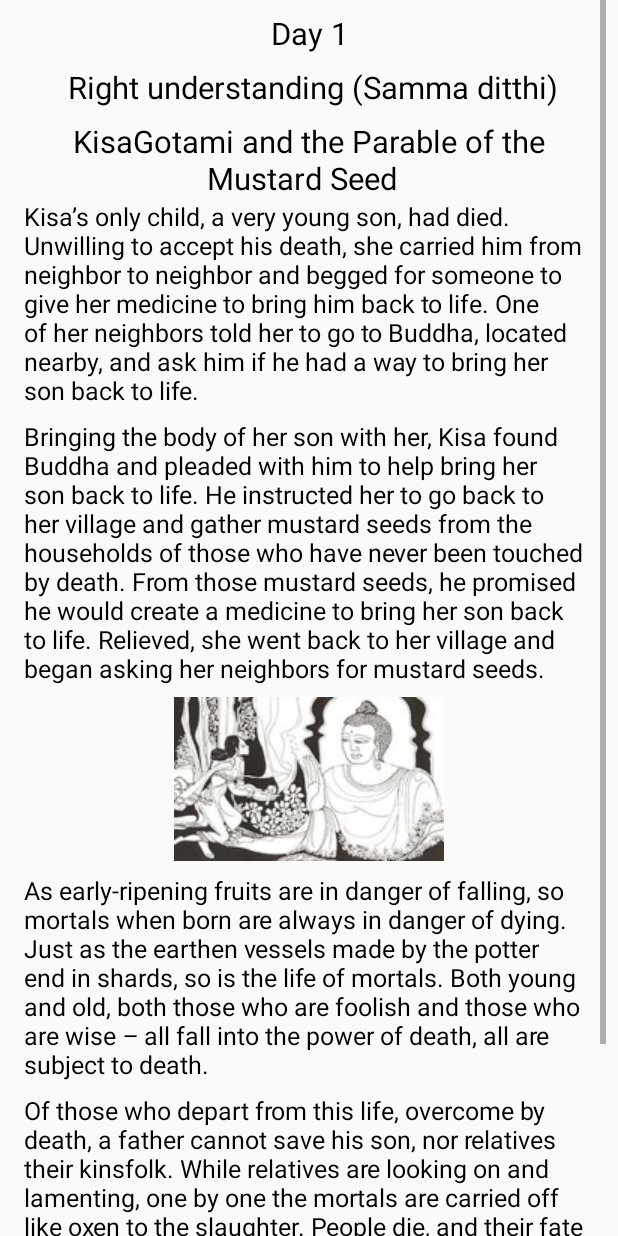
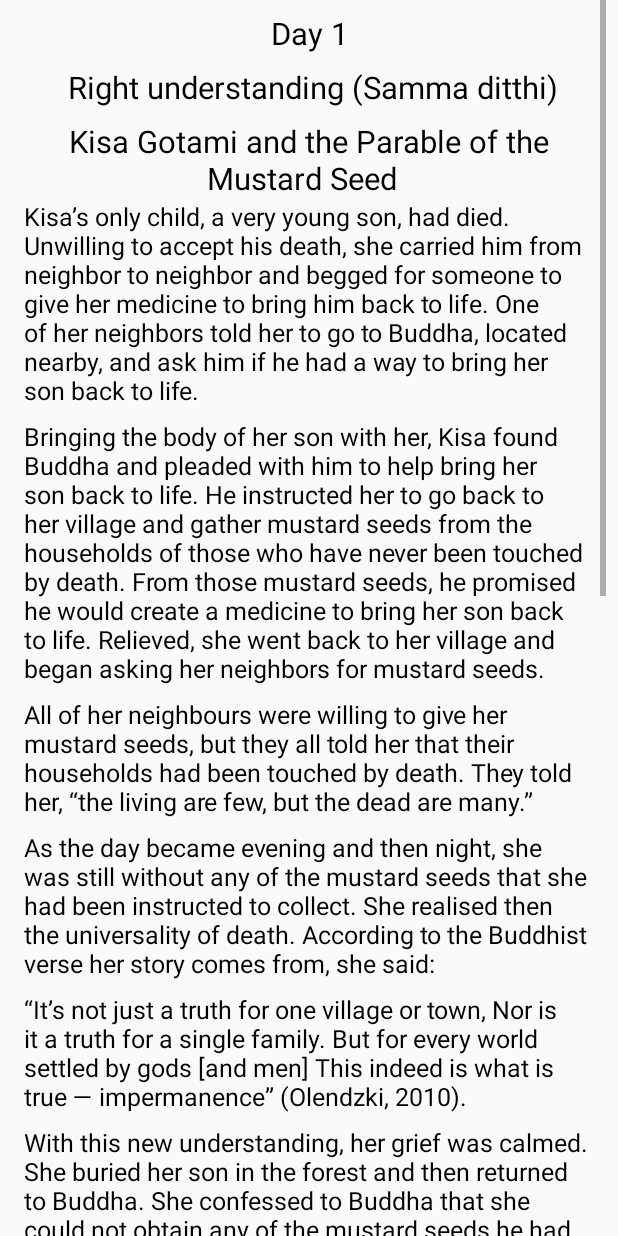
Before and after one commit to Brinfotech1407/BuddhaEightDayChallange, an Android app: the layout activity_day_one_story.xml on its own in the app's theme, with its tools: preview values and no code run, on a phone screen of 412 x 824 dp. Run offline under Robolectric (Android 15) with nearby library versions, the light colour scheme and no system bars; Roboto replaces fonts that are not available here.

Commit message:
all text color black show set

```diff
--- a/app/src/main/res/layout/activity_day_four_meditaion_and_exercise.xml
+++ b/app/src/main/res/layout/activity_day_four_meditaion_and_exercise.xml
@@ -61,7 +61,7 @@ sorrows disappear, and we discover life with all its wonders. Breathing in, we s
 ourselves, I have arrived. Breathing out, we say, I am home. When we do this we
 overcome dispersion and dwell peacefully in the present moment, which is the only
 moment for us to be alive. (Thich Nhat Hanh)"
-                android:textColor="@color/grayColor"
+                android:textColor="@color/colorBlack"
                 android:textSize="@dimen/normalTextSize" />
 
             <com.brinfotech.feedbacksystem.customClasses.FontsTextView
--- a/app/src/main/res/layout/activity_day_one_story.xml
+++ b/app/src/main/res/layout/activity_day_one_story.xml
@@ -40,7 +40,7 @@
                 android:layout_marginTop="@dimen/common_margin"
                 android:layout_marginLeft="@dimen/common_margin"
                 android:layout_marginRight="@dimen/common_margin"
-                android:text="KisaGotami and the Parable of the Mustard Seed  "
+                android:text="Kisa Gotami and the Parable of the Mustard Seed  "
                 android:textColor="@color/colorBlack"
                 android:textSize="@dimen/titleTextSize" />
 
@@ -62,6 +62,63 @@
                 android:layout_marginLeft="@dimen/common_margin"
                 android:layout_marginRight="@dimen/common_margin"
                 android:text="Bringing the body of her son with her, Kisa found Buddha and pleaded with him to help bring her son back to life. He instructed her to go back to her village and gather mustard seeds from the households of those who have never been touched by death. From those mustard seeds, he promised he would create a medicine to bring her son back to life. Relieved, she went back to her village and began asking her neighbors for mustard seeds."
+                android:textColor="@color/colorBlack"
+                android:textSize="@dimen/normalTextSize" />
+
+            <com.brinfotech.feedbacksystem.customClasses.FontsTextView
+                android:layout_width="match_parent"
+                android:layout_height="wrap_content"
+                android:layout_marginTop="@dimen/common_margin"
+                android:gravity="center|start"
+                android:layout_marginLeft="@dimen/common_margin"
+                android:layout_marginRight="@dimen/common_margin"
+                android:text="All of her neighbours were willing to give her mustard seeds, but they all told her that their households had been touched by death. They told her, “the living are few, but the dead are many.”"
+                android:textColor="@color/colorBlack"
+                android:textSize="@dimen/normalTextSize" />
+
+            <com.brinfotech.feedbacksystem.customClasses.FontsTextView
+                android:layout_width="match_parent"
+                android:layout_height="wrap_content"
+                android:layout_marginTop="@dimen/common_margin"
+                android:gravity="center|start"
+                android:layout_marginLeft="@dimen/common_margin"
+                android:layout_marginRight="@dimen/common_margin"
+                android:text="As the day became evening and then night, she was still without any of the mustard seeds that she had been instructed to collect. She realised then the universality of death. According to the Buddhist verse her story comes from, she said:"
+                android:textColor="@color/colorBlack"
+                android:textSize="@dimen/normalTextSize" />
+
+            <com.brinfotech.feedbacksystem.customClasses.FontsTextView
+                android:layout_width="match_parent"
+                android:layout_height="wrap_content"
+                android:layout_marginTop="@dimen/common_margin"
+                android:gravity="center|start"
+                android:layout_marginLeft="@dimen/common_margin"
+                android:layout_marginRight="@dimen/common_margin"
+                android:text="“It’s not just a truth for one village or town, Nor is it a truth for a single family. But for every world settled by gods [and men] This indeed is what is true — impermanence” (Olendzki, 2010)."
+                android:textColor="@color/colorBlack"
+                android:textSize="@dimen/normalTextSize" />
+
+            <com.brinfotech.feedbacksystem.customClasses.FontsTextView
+                android:layout_width="match_parent"
+                android:layout_height="wrap_content"
+                android:layout_marginTop="@dimen/common_margin"
+                android:gravity="center|start"
+                android:layout_marginLeft="@dimen/common_margin"
+                android:layout_marginRight="@dimen/common_margin"
+                android:text="With this new understanding, her grief was calmed. She buried her son in the forest and then returned to Buddha. She confessed to Buddha that she could not obtain any of the mustard seeds he had instructed her to collect because she could not find even one house untouched by death."
+                android:textColor="@color/colorBlack"
+                android:textSize="@dimen/normalTextSize" />
+
+            <com.brinfotech.feedbacksystem.customClasses.FontsTextView
+                android:layout_width="match_parent"
+                android:layout_height="wrap_content"
+                android:layout_marginTop="@dimen/common_margin"
+                android:gravity="center|start"
+                android:layout_marginLeft="@dimen/common_margin"
+                android:layout_marginRight="@dimen/common_margin"
+                android:text="Here is a passionate interpretation of what Buddha imparted upon Kisa Gotami at this point from The Buddha: His Life Retold, by Robert Allen Mitchell:
+“Dear girl, the life of mortals in this world is troubled and brief and inseparable from suffering, for there is not any means, nor will there ever be, by which those that have been born can avoid dying.  All living beings are of such a nature that they must die whether they reach old age or not.A famous parable of Buddhism is called The Parable of the Mustard Seed. It is found in the foundational texts of Theravada Buddhism. It revolves around a woman named Kisa Gotami, who lived during the time of Buddha’s life when he had already achieved nirvana and was traveling to impart his teachings upon others.
+"
                 android:textColor="@color/colorBlack"
                 android:textSize="@dimen/normalTextSize" />
 
@@ -107,6 +164,7 @@ will be according to their deeds. Such are the terms of the world."
                 android:layout_marginLeft="@dimen/common_margin"
                 android:layout_marginRight="@dimen/common_margin"
                 android:gravity="center|start"
+                android:textColor="@color/colorBlack"
                 android:text="Not from weeping nor from grieving will anyone obtain peace of mind. On the contrary,
 his pain will be all the greater, and he will ruin his health. He will make himself sick and
 pale; but dead bodies cannot be restored by his lamentation."
--- a/app/src/main/res/layout/activity_day_seven_story.xml
+++ b/app/src/main/res/layout/activity_day_seven_story.xml
@@ -62,7 +62,7 @@
                 android:text="The legendary founder of Zen in China famously taught a dictum
 long-regarded as the taproot of Zen, “Point directly at the human
 mind, see its nature, and become Buddha.”"
-                android:textColor="@color/grayColor"
+                android:textColor="@color/colorBlack"
                 android:textSize="@dimen/normalTextSize" />
 
             <com.brinfotech.feedbacksystem.customClasses.FontsTextView
@@ -343,7 +343,7 @@ Entrances and Four Practices, references the practice of “wallcontemplation.
                 android:layout_marginRight="@dimen/common_margin"
                 android:gravity="center|start"
                 android:text="Three views of a Daruma doll. Photo by Christopher Woodrich."
-                android:textColor="@color/grayColor"
+                android:textColor="@color/colorBlack"
                 android:textSize="@dimen/normalTextSize" />
 
             <com.brinfotech.feedbacksystem.customClasses.FontsTextView
--- a/app/src/main/res/layout/activity_day_three_teaching.xml
+++ b/app/src/main/res/layout/activity_day_three_teaching.xml
@@ -41,7 +41,7 @@
                 android:layout_marginTop="@dimen/common_margin"
                 android:layout_marginRight="@dimen/common_margin"
                 android:text="The Basics of Right Speech"
-                android:textColor="@color/grayColor"
+                android:textColor="@color/colorBlack"
                 android:textSize="@dimen/titleTextSize" />
 
 
```
Also changed, not shown: app/src/main/res/layout/activity_day_one_meditation.xml (+8 -0 lines), app/src/main/res/layout/activity_day_seven_teaching.xml (+5 -5 lines).
